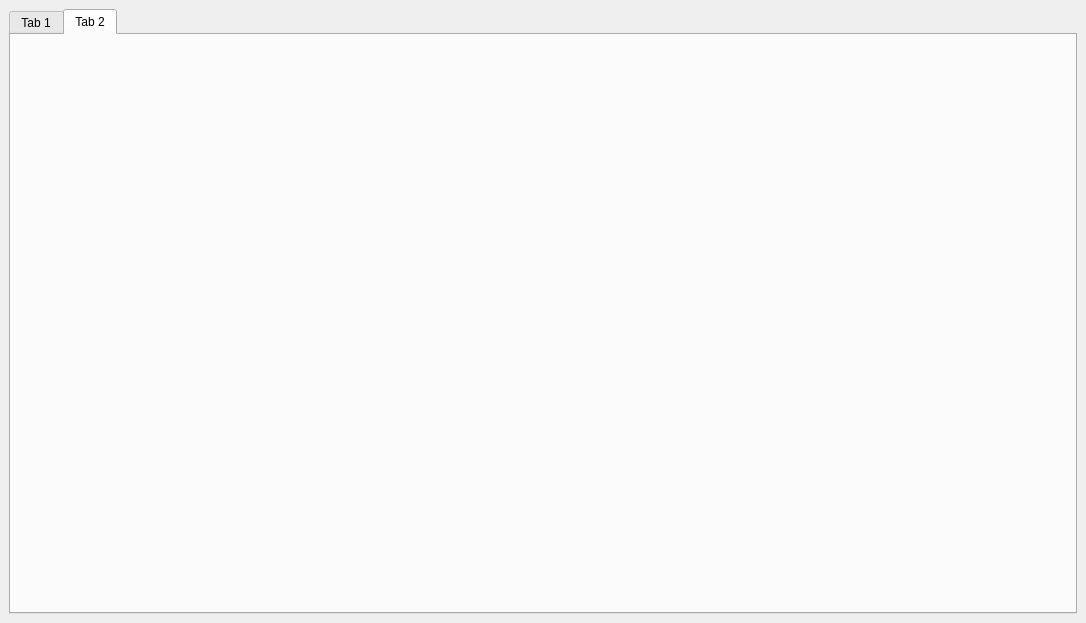
megarevolpr/Win, file FaultTableInterface/faulttableinterface.ui: the form before one commit.
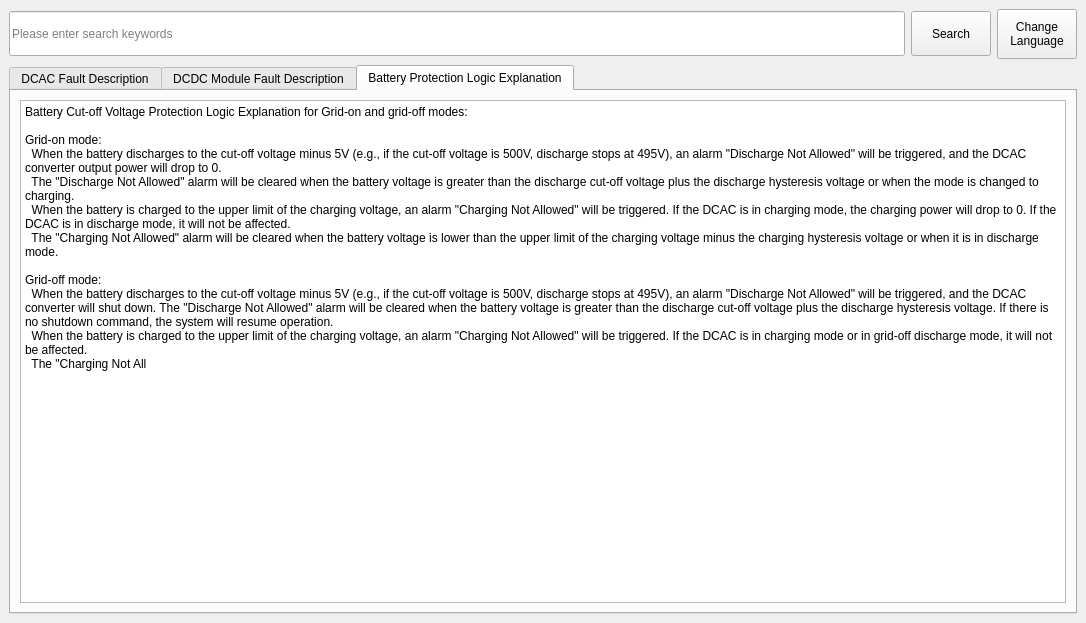
The form after the commit. The open tabs and pages were chosen to show the change.

Patch:
```diff
--- a/FaultTableInterface/faulttableinterface.ui
+++ b/FaultTableInterface/faulttableinterface.ui
@@ -16,10 +16,56 @@
   <widget class="QWidget" name="centralwidget">
    <layout class="QGridLayout" name="gridLayout_2">
     <item row="0" column="0">
+     <layout class="QVBoxLayout" name="verticalLayout_2">
+      <item>
+       <layout class="QHBoxLayout" name="horizontalLayout">
+        <item>
+         <widget class="QLineEdit" name="search_le">
+          <property name="minimumSize">
+           <size>
+            <width>0</width>
+            <height>45</height>
+           </size>
+          </property>
+          <property name="placeholderText">
+           <string>Please enter search keywords</string>
+          </property>
+         </widget>
+        </item>
+        <item>
+         <widget class="QPushButton" name="Search_btn">
+          <property name="minimumSize">
+           <size>
+            <width>0</width>
+            <height>45</height>
+           </size>
+          </property>
+          <property name="text">
+           <string>Search</string>
+          </property>
+         </widget>
+        </item>
+        <item>
+         <widget class="QPushButton" name="pushButton">
+          <property name="minimumSize">
+           <size>
+            <width>0</width>
+            <height>50</height>
+           </size>
+          </property>
+          <property name="text">
+           <string>Change
+Language</string>
+          </property>
+         </widget>
+        </item>
+       </layout>
+      </item>
+      <item>
      <widget class="QTabWidget" name="tabWidget">
       <widget class="QWidget" name="tab_3">
        <attribute name="title">
-        <string>Tab 1</string>
+          <string>DCAC Fault Description</string>
        </attribute>
        <layout class="QGridLayout" name="gridLayout">
         <item row="0" column="0">
@@ -29,10 +75,46 @@
       </widget>
       <widget class="QWidget" name="tab_4">
        <attribute name="title">
-        <string>Tab 2</string>
-       </attribute>
-      </widget>
-     </widget>
+          <string>DCDC Module Fault Description</string>
+         </attribute>
+         <layout class="QGridLayout" name="gridLayout_3">
+          <item row="0" column="0">
+           <widget class="QTableWidget" name="tableWidget_2"/>
+          </item>
+         </layout>
+        </widget>
+        <widget class="QWidget" name="tab">
+         <attribute name="title">
+          <string>Battery Protection Logic Explanation</string>
+         </attribute>
+         <layout class="QGridLayout" name="gridLayout_4">
+          <item row="0" column="0">
+           <layout class="QVBoxLayout" name="verticalLayout">
+            <item>
+             <widget class="QPlainTextEdit" name="plainTextEdit">
+              <property name="plainText">
+               <string>Battery Cut-off Voltage Protection Logic Explanation for Grid-on and grid-off modes:
+
+Grid-on mode:
+  When the battery discharges to the cut-off voltage minus 5V (e.g., if the cut-off voltage is 500V, discharge stops at 495V), an alarm &quot;Discharge Not Allowed&quot; will be triggered, and the DCAC converter output power will drop to 0.
+  The &quot;Discharge Not Allowed&quot; alarm will be cleared when the battery voltage is greater than the discharge cut-off voltage plus the discharge hysteresis voltage or when the mode is changed to charging.
+  When the battery is charged to the upper limit of the charging voltage, an alarm &quot;Charging Not Allowed&quot; will be triggered. If the DCAC is in charging mode, the charging power will drop to 0. If the DCAC is in discharge mode, it will not be affected.
+  The &quot;Charging Not Allowed&quot; alarm will be cleared when the battery voltage is lower than the upper limit of the charging voltage minus the charging hysteresis voltage or when it is in discharge mode.
+
+Grid-off mode:
+  When the battery discharges to the cut-off voltage minus 5V (e.g., if the cut-off voltage is 500V, discharge stops at 495V), an alarm &quot;Discharge Not Allowed&quot; will be triggered, and the DCAC converter will shut down. The &quot;Discharge Not Allowed&quot; alarm will be cleared when the battery voltage is greater than the discharge cut-off voltage plus the discharge hysteresis voltage. If there is no shutdown command, the system will resume operation.
+  When the battery is charged to the upper limit of the charging voltage, an alarm &quot;Charging Not Allowed&quot; will be triggered. If the DCAC is in charging mode or in grid-off discharge mode, it will not be affected.
+  The &quot;Charging Not All</string>
+              </property>
+             </widget>
+            </item>
+           </layout>
+          </item>
+         </layout>
+        </widget>
+       </widget>
+      </item>
+     </layout>
     </item>
    </layout>
   </widget>
```
Left out of the diff: 9 changed lines with no effect on the pictures. Lines whose indentation alone changed are shown as unchanged.
